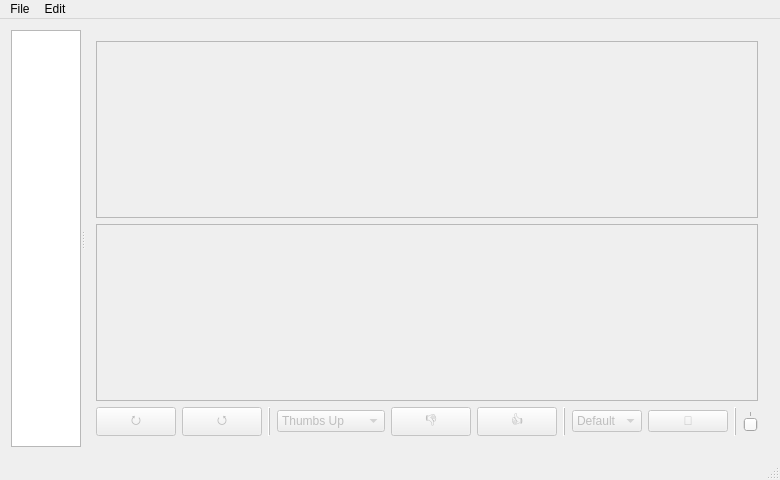
Qt form MainWindow.ui (kringg/Asim) before a commit.
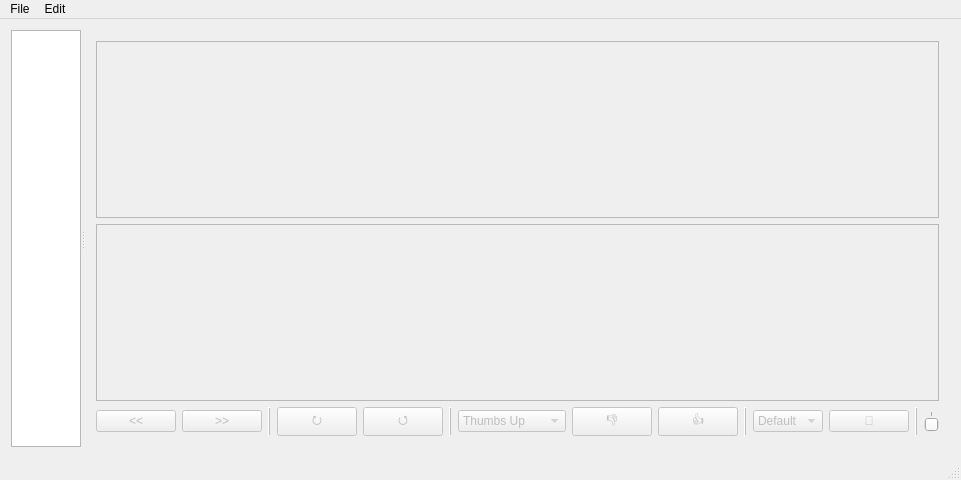
The same form after that commit. Icons and pictures are not drawn.

Commit message: Added "Next" and "Prev" buttons.

```diff
--- a/MainWindow.ui
+++ b/MainWindow.ui
@@ -83,7 +83,7 @@
           <property name="enabled">
            <bool>false</bool>
           </property>
-          <layout class="QHBoxLayout" name="horizontalLayout_2" stretch="0,0,0,1,0,0,0,1,0,0,1">
+          <layout class="QHBoxLayout" name="horizontalLayout_2" stretch="0,0,0,0,0,0,1,0,0,0,1,0,0,1">
            <property name="leftMargin">
             <number>0</number>
            </property>
@@ -96,6 +96,30 @@
            <property name="bottomMargin">
             <number>0</number>
            </property>
+           <item>
+            <widget class="QPushButton" name="btnPrev">
+             <property name="text">
+              <string>&lt;&lt;</string>
+             </property>
+            </widget>
+           </item>
+           <item>
+            <widget class="QPushButton" name="btnNext">
+             <property name="text">
+              <string>&gt;&gt;</string>
+             </property>
+            </widget>
+           </item>
+           <item>
+            <widget class="Line" name="line">
+             <property name="frameShadow">
+              <enum>QFrame::Raised</enum>
+             </property>
+             <property name="orientation">
+              <enum>Qt::Vertical</enum>
+             </property>
+            </widget>
+           </item>
            <item>
             <widget class="QPushButton" name="btnRotateR">
              <property name="statusTip">
```
Left out of the diff: 7 changed lines with no effect on the pictures. The commit also changes 3 other files.
